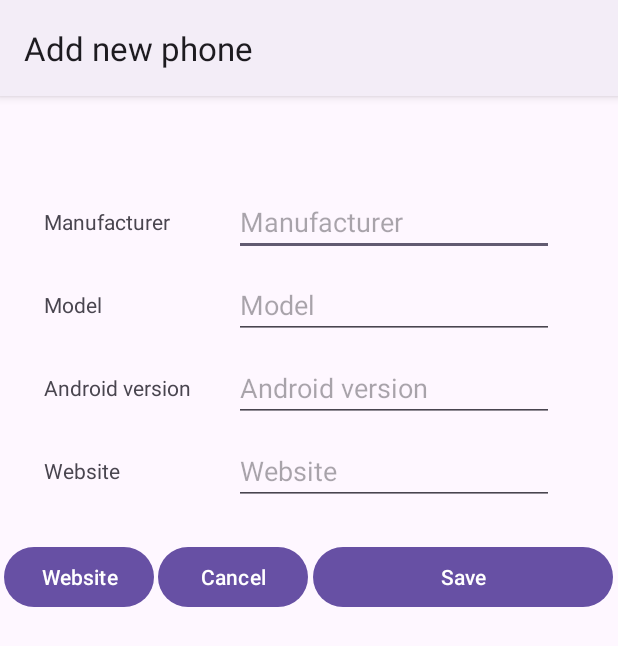
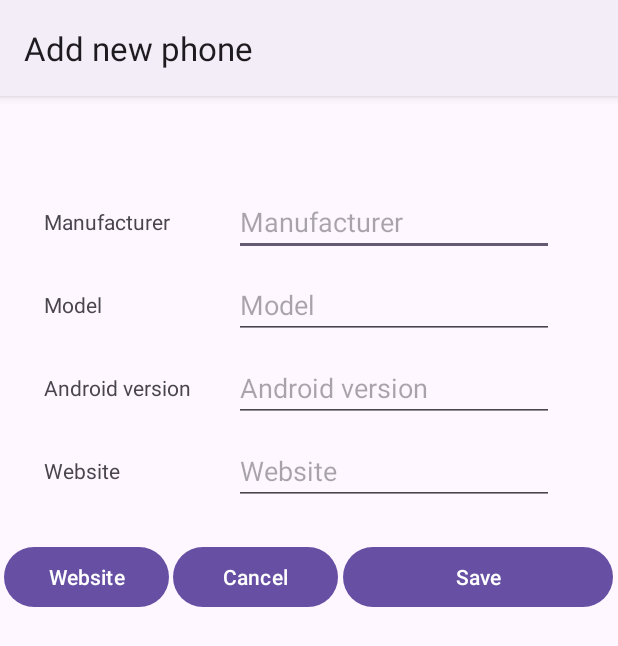
Before and after one commit to FilipChyla/AndroidLab, an Android app: the AddPhoneActivity screen opened directly, with no data from a screen before it, on a phone screen of 412 x 824 dp. Shown: the top 646 px of the screen. Run offline under Robolectric (Android 15) with nearby library versions, the phone set to English and light mode, and no system bars.

Commit message:
Fixes tableView and changes buttons width in exercise 2

```diff
--- a/app/src/main/res/layout/activity_add_phone.xml
+++ b/app/src/main/res/layout/activity_add_phone.xml
@@ -118,7 +118,7 @@
 
         <Button
             android:id="@+id/websiteButton"
-            android:layout_width="100dp"
+            android:layout_width="110dp"
             android:layout_height="wrap_content"
             android:text="@string/website" />
 
@@ -129,7 +129,7 @@
 
         <Button
             android:id="@+id/cancelButton"
-            android:layout_width="100dp"
+            android:layout_width="110dp"
             android:layout_height="wrap_content"
             android:text="@string/cancel" />
 
@@ -140,7 +140,7 @@
 
         <Button
             android:id="@+id/saveButton"
-            android:layout_width="200dp"
+            android:layout_width="180dp"
             android:layout_height="wrap_content"
             android:text="@string/save" />
 
--- a/app/src/main/res/layout/activity_list_phones.xml
+++ b/app/src/main/res/layout/activity_list_phones.xml
@@ -5,7 +5,8 @@
     android:layout_width="match_parent"
     android:layout_height="match_parent"
     xmlns:tools="http://schemas.android.com/tools"
-    android:id="@+id/main">
+    android:id="@+id/main"
+    android:layout_marginTop="70dp">
 
     <TableLayout
         android:id="@+id/tableLayout"
```
